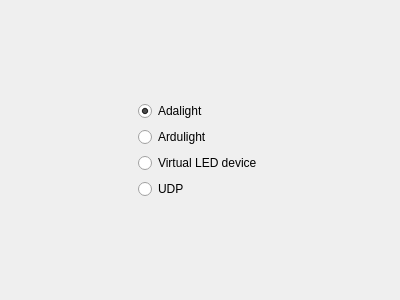
Qt form Software/src/wizard/SelectDevicePage.ui (woodenshark/Lightpack) before a commit.
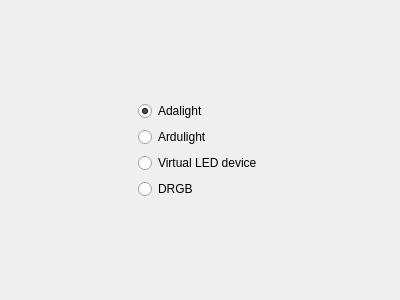
The same form after that commit.

Commit message: Rename UdpDevice to DrgbDevice and add settings/configuration for IP/port

```diff
--- a/Software/src/wizard/SelectDevicePage.ui
+++ b/Software/src/wizard/SelectDevicePage.ui
@@ -96,7 +96,7 @@
    <item row="4" column="1">
     <widget class="QRadioButton" name="rbUdp">
      <property name="text">
-      <string>UDP</string>
+      <string>DRGB</string>
      </property>
     </widget>
    </item>
```
Left out of the diff: 2 changed lines with no effect on the pictures. The commit also changes 18 other files.
